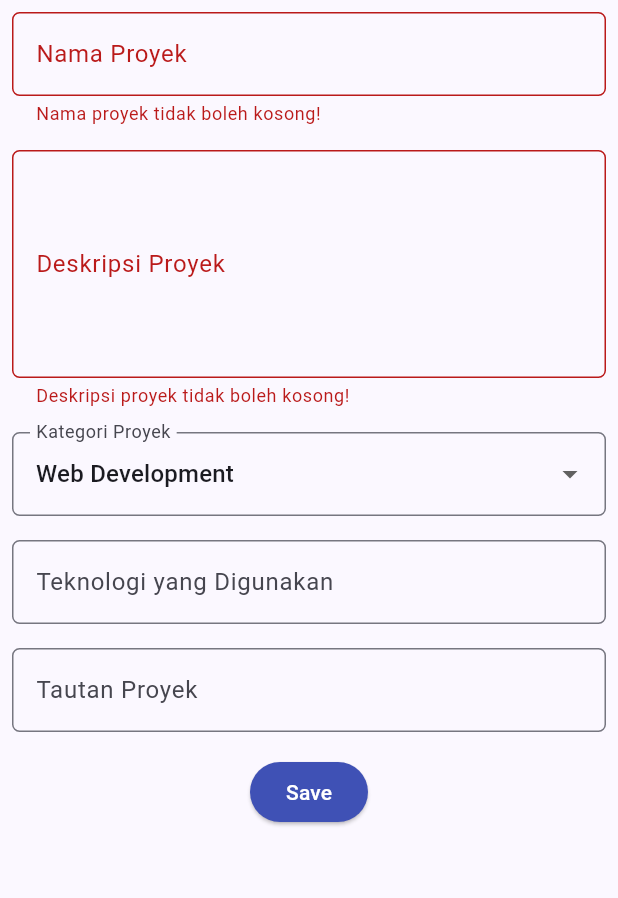
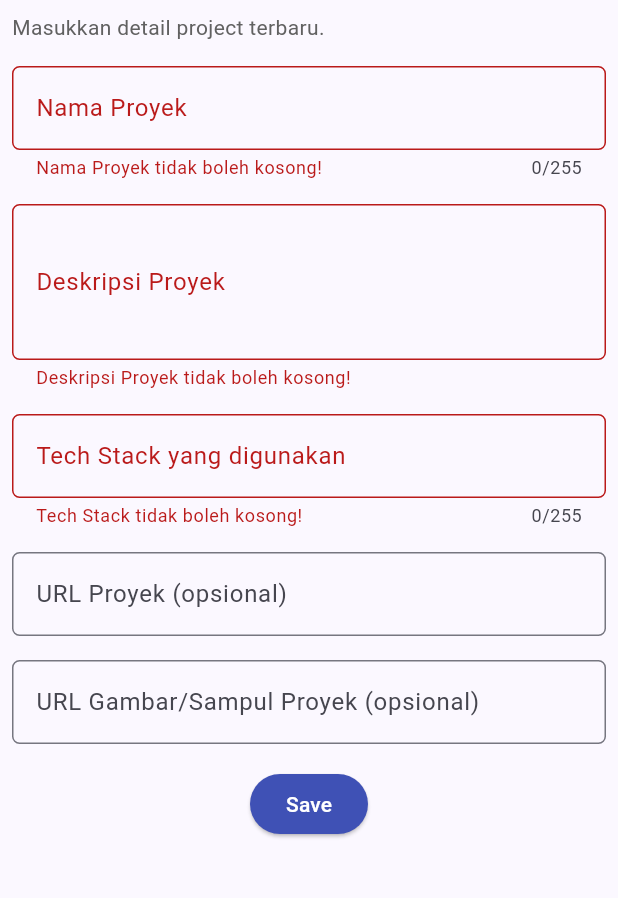
Before and after one commit to tanniajju/myportofolio_mobile, a Flutter app: the ProjectFormPage screen opened directly, after a tap on "Save", on a phone screen of 412 x 824 dp, the part 84-982 px from its top. Run offline on Flutter 3.47's test engine with Material 3 defaults, Android fonts, the phone set to English and light mode, and no system bars; our stand-ins replace material_ui.

Commit message:
feat: adjust project form based on web's project form

```diff
--- a/lib/screens/project_form.dart
+++ b/lib/screens/project_form.dart
@@ -1,5 +1,14 @@
 import 'package:material_ui/material_ui.dart';
+import 'package:myportofolio_mobile/utils/form_validators.dart';
 import 'package:myportofolio_mobile/widgets/left_drawer.dart';
+
+/// Field, label, dan aturan validasi disesuaikan mengikuti model `Project` dan
+/// `ProjectForm` pada web portofolio Django (main/models.py & main/forms.py):
+/// - title             : wajib, maks. 255 karakter
+/// - description       : wajib
+/// - tech_stack        : wajib, maks. 255 karakter
+/// - project_url       : opsional, URL valid (maks. 200 karakter)
+/// - project_image_url : opsional, URL valid (maks. 500 karakter)
 
 class ProjectFormPage extends StatefulWidget {
   const ProjectFormPage({super.key});
@@ -11,19 +20,37 @@ class ProjectFormPage extends StatefulWidget {
 class _ProjectFormPageState extends State<ProjectFormPage> {
   final _formKey = GlobalKey<FormState>();
 
-  String _projectName = "";
+  String _title = "";
   String _description = "";
-  String _category = "Web Development"; // default
-  String _technologies = "";
-  String _projectLink = "";
+  String _techStack = "";
+  String _projectUrl = "";
+  String _projectImageUrl = "";
 
-  final List<String> _categories = [
-    'Web Development',
-    'Mobile Development',
-    'Machine Learning',
-    'Data Science',
-    'Other',
-  ];
+  InputDecoration _decoration(String label, {String? hint}) {
+    return InputDecoration(
+      labelText: label,
+      hintText: hint,
+      border: OutlineInputBorder(
+        borderRadius: BorderRadius.circular(5.0),
+      ),
+    );
+  }
+
+  /// Mengosongkan tampilan form sekaligus variabel penyimpannya, agar isian
+  /// lama tidak ikut muncul di dialog jika field opsional dikosongkan.
+  void _resetForm() {
+    _formKey.currentState!.reset();
+    setState(() {
+      _title = "";
+      _description = "";
+      _techStack = "";
+      _projectUrl = "";
+      _projectImageUrl = "";
+    });
+  }
+
+  /// Menampilkan "-" untuk field opsional yang dikosongkan.
+  String _orDash(String value) => value.trim().isEmpty ? '-' : value.trim();
 
   @override
   Widget build(BuildContext context) {
@@ -44,118 +71,120 @@ class _ProjectFormPageState extends State<ProjectFormPage> {
           child: Column(
             crossAxisAlignment: CrossAxisAlignment.start,
             children: [
-              // === Project Name ===
+              // === Header ===
+              Padding(
+                padding: const EdgeInsets.all(8.0),
+                child: Text(
+                  'Masukkan detail project terbaru.',
+                  style: TextStyle(color: Colors.grey[700]),
+                ),
+              ),
+
+              // === Project Name (Title) ===
               Padding(
                 padding: const EdgeInsets.all(8.0),
                 child: TextFormField(
-                  decoration: InputDecoration(
-                    hintText: "Nama Proyek",
-                    labelText: "Nama Proyek",
-                    border: OutlineInputBorder(
-                      borderRadius: BorderRadius.circular(5.0),
-                    ),
+                  maxLength: 255,
+                  textInputAction: TextInputAction.next,
+                  decoration: _decoration(
+                    "Nama Proyek",
+                    hint: "Nama Proyek",
                   ),
                   onChanged: (String value) {
                     setState(() {
-                      _projectName = value;
+                      _title = value;
                     });
                   },
-                  validator: (String? value) {
-                    if (value == null || value.trim().isEmpty) {
-                      return "Nama proyek tidak boleh kosong!";
-                    }
-                    return null;
-                  },
+                  validator: (String? value) => validateRequiredText(
+                    value,
+                    fieldName: "Nama Proyek",
+                    maxLength: 255),
                 ),
               ),
+
               // === Description ===
               Padding(
                 padding: const EdgeInsets.all(8.0),
                 child: TextFormField(
+                  minLines: 3,
                   maxLines: 5,
-                  decoration: InputDecoration(
-                    hintText: "Deskripsi Proyek",
-                    labelText: "Deskripsi Proyek",
-                    border: OutlineInputBorder(
-                      borderRadius: BorderRadius.circular(5.0),
-                    ),
+                  keyboardType: TextInputType.multiline,
+                  decoration: _decoration(
+                    "Deskripsi Proyek",
+                    hint: "Deskripsi Proyek",
                   ),
-                  onChanged: (String? value) {
+                  onChanged: (String value) {
                     setState(() {
-                      _description = value!;
+                      _description = value;
                     });
                   },
-                  validator: (String? value) {
-                    if (value == null || value.trim().isEmpty) {
-                      return "Deskripsi proyek tidak boleh kosong!";
-                    }
-                    return null;
-                  },
+                  validator: (String? value) => validateRequiredText(
+                    value,
+                    fieldName: "Deskripsi Proyek",
+                  ),
                 ),
               ),
 
-              // === Category ===
+              // === Tech Stack ===
               Padding(
                 padding: const EdgeInsets.all(8.0),
-                child: DropdownButtonFormField<String>(
-                  decoration: InputDecoration(
-                    labelText: "Kategori Proyek",
-                    border: OutlineInputBorder(
-                      borderRadius: BorderRadius.circular(5.0),
-                    ),
+                child: TextFormField(
+                  maxLength: 255,
+                  textInputAction: TextInputAction.next,
+                  decoration: _decoration(
+                    "Tech Stack yang digunakan",
+                    hint: "Contoh: Django, Flutter, HTML, CSS",
                   ),
-                  initialValue: _category,
-                  items: _categories
-                      .map((category) => DropdownMenuItem(
-                            value: category,
-                            child: Text(category),
-                          ))
-                      .toList(),
-                  onChanged: (String? newValue) {
+                  onChanged: (String value) {
                     setState(() {
-                      _category = newValue!;
+                      _techStack = value;
                     });
                   },
+                  validator: (String? value) => validateRequiredText(
+                    value,
+                    fieldName: "Tech Stack",
+                    maxLength: 255,
+                  ),
                 ),
               ),
 
-              // === Technologies ===
+              // === Project URL ===
               Padding(
                 padding: const EdgeInsets.all(8.0),
                 child: TextFormField(
-                  decoration: InputDecoration(
-                    hintText: "Contoh: Flutter, Django, Figma",
-                    labelText: "Teknologi yang Digunakan",
-                    border: OutlineInputBorder(
-                      borderRadius: BorderRadius.circular(5.0),
-                    ),
+                  keyboardType: TextInputType.url,
+                  textInputAction: TextInputAction.next,
+                  decoration: _decoration(
+                    "URL Proyek (opsional)",
                   ),
-                  onChanged: (String? value) {
+                  onChanged: (String value) {
                     setState(() {
-                      _technologies = value!;
+                      _projectUrl = value;
                     });
                   },
+                  validator: (String? value) =>
+                      validateOptionalUrl(value, maxLength: 200),
                 ),
               ),
 
-              // === Project Link ===
+              // === Project Image URL ===
               Padding(
                 padding: const EdgeInsets.all(8.0),
                 child: TextFormField(
-                  decoration: InputDecoration(
-                    hintText: "URL Proyek (opsional)",
-                    labelText: "Tautan Proyek",
-                    border: OutlineInputBorder(
-                      borderRadius: BorderRadius.circular(5.0),
-                    ),
+                  keyboardType: TextInputType.url,
+                  decoration: _decoration(
+                    "URL Gambar/Sampul Proyek (opsional)",
                   ),
-                  onChanged: (String? value) {
+                  onChanged: (String value) {
                     setState(() {
-                      _projectLink = value!;
+                      _projectImageUrl = value;
                     });
                   },
+                  validator: (String? value) =>
+                      validateOptionalUrl(value, maxLength: 500),
                 ),
               ),
+
               // === Tombol Simpan ===
               Align(
                 alignment: Alignment.bottomCenter,
@@ -176,12 +205,13 @@ class _ProjectFormPageState extends State<ProjectFormPage> {
                               content: SingleChildScrollView(
                                 child: Column(
                                   crossAxisAlignment: CrossAxisAlignment.start,
+                                  mainAxisSize: MainAxisSize.min,
                                   children: [
-                                    Text('Nama Proyek: $_projectName'),
-                                    Text('Deskripsi: $_description'),
-                                    Text('Kategori: $_category'),
-                                    Text('Teknologi: $_technologies'),
-                                    Text('Tautan: $_projectLink'),
+                                    Text('Nama Proyek: ${_title.trim()}'),
+                                    Text('Deskripsi: ${_description.trim()}'),
+                                    Text('Tech Stack: ${_techStack.trim()}'),
+                                    Text('URL Proyek: ${_orDash(_projectUrl)}'),
+                                    Text('URL Gambar: ${_orDash(_projectImageUrl)}'),
                                   ],
                                 ),
                               ),
@@ -190,7 +220,7 @@ class _ProjectFormPageState extends State<ProjectFormPage> {
                                   child: const Text('OK'),
                                   onPressed: () {
                                     Navigator.pop(context);
-                                    _formKey.currentState!.reset();
+                                    _resetForm();
                                   },
                                 ),
                               ],
--- /dev/null
+++ b/lib/utils/form_validators.dart
@@ -0,0 +1,45 @@
+// Fungsi bantu validasi yang dipakai untuk forms
+// Aturannya sama seperti validasi pada porto web
+
+/// Menghapus tag HTML dari teks, meniru `strip_tags()` di forms.py web
+String stripHtml(String value) => value.replaceAll(RegExp(r'<[^>]*>'), '');
+
+/// Validasi field teks wajib: tidak boleh kosong, hanya spasi, atau hanya
+/// berisi tag HTML, dan tidak melebihi [maxLength] karakter (jika diberikan)
+String? validateRequiredText(
+  String? value, {
+  required String fieldName,
+  int? maxLength,
+}) {
+  final text = (value ?? '').trim();
+  if (text.isEmpty) {
+    return "$fieldName tidak boleh kosong!";
+  }
+  if (stripHtml(text).trim().isEmpty) {
+    return "$fieldName tidak boleh hanya berisi tag HTML.";
+  }
+  if (maxLength != null && text.length > maxLength) {
+    return "$fieldName maksimal $maxLength karakter.";
+  }
+  return null;
+}
+
+/// Validasi URL opsional (URLField dengan blank=True di Django).
+/// Kosong dianggap valid; jika diisi harus diawali http:// atau https://
+/// dan tidak melebihi [maxLength] karakter
+String? validateOptionalUrl(String? value, {int maxLength = 200}) {
+  final text = (value ?? '').trim();
+  if (text.isEmpty) return null;
+
+  final uri = Uri.tryParse(text);
+  final isValidUrl = uri != null &&
+      (uri.scheme == 'http' || uri.scheme == 'https') &&
+      uri.host.contains('.');
+  if (!isValidUrl) {
+    return "Masukkan URL yang valid, diawali http:// atau https://";
+  }
+  if (text.length > maxLength) {
+    return "URL maksimal $maxLength karakter.";
+  }
+  return null;
+}
```
